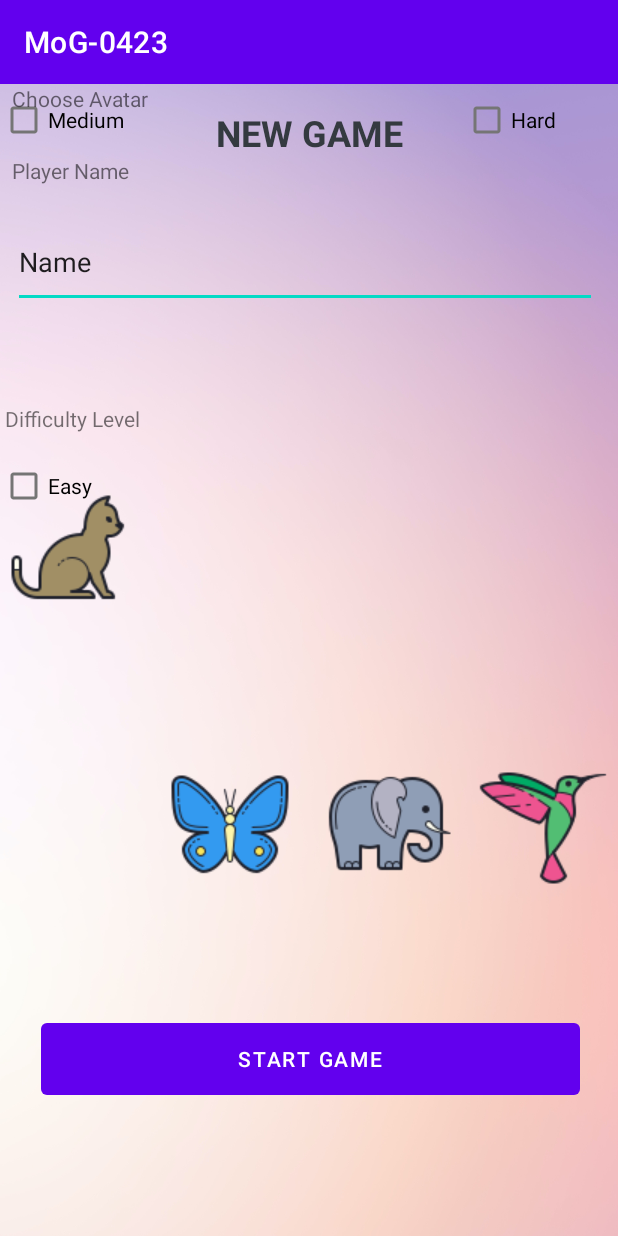
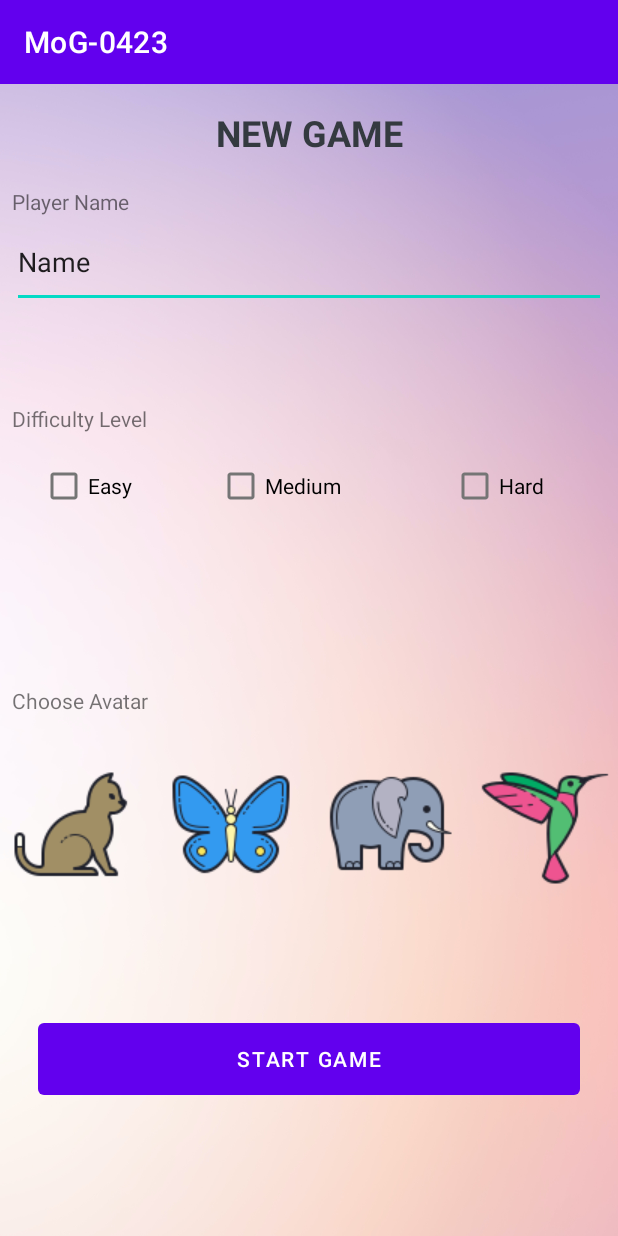
Before and after one commit to KeraLinn/MoG-0423, an Android app: the screen it shows after launch (createNewGame), after a tap on "NEW GAME", on a phone screen of 412 x 824 dp. Run offline under Robolectric (Android 15) with nearby library versions, the light colour scheme and no system bars; Roboto replaces fonts that are not available here.

Commit message:
Fixed constraints on several screens. Adjusted the classes to declare buttons within the class's methods instead of before onCreate() method.

```diff
--- a/app/src/main/java/com/example/mog_0423/CommodityRecyclerView.java
+++ b/app/src/main/java/com/example/mog_0423/CommodityRecyclerView.java
@@ -33,7 +33,6 @@ public class CommodityRecyclerView extends AppCompatActivity {
     //            R.drawable.icons8_squash_100,R.drawable.icons8_strawberry_100,
     //            R.drawable.icons8_tomato_100,R.drawable.icons8_white_beans_100,R.drawable.icons8_zucchini_100;
 
-
     protected void OnCreate(Bundle savedInstanceState){
         super.onCreate(savedInstanceState);
         setContentView(R.layout.commodity_recyclerview);
--- a/app/src/main/java/com/example/mog_0423/MainActivity.java
+++ b/app/src/main/java/com/example/mog_0423/MainActivity.java
@@ -20,8 +20,11 @@ public class MainActivity extends AppCompatActivity {
         newGameButton.setOnClickListener((View v)-> startActivity(new Intent(MainActivity.this,
                 createNewGame.class)));
         Button continueGameButton = findViewById(R.id.continueButton);
-        continueGameButton.setOnClickListener((View v) -> startActivity(new Intent(MainActivity.this, CommodityRecyclerView.class)));
-
+        continueGameButton.setOnClickListener((View v) -> startActivity(new Intent(MainActivity
+                .this, cityArrival.class)));
+        Button tempButton = findViewById(R.id.tempButton);
+        tempButton.setOnClickListener((View v) -> startActivity(new Intent(MainActivity.this,
+                CommodityRecyclerView.class)));
     }
 
 }
--- a/app/src/main/java/com/example/mog_0423/startNewGame.java
+++ b/app/src/main/java/com/example/mog_0423/startNewGame.java
@@ -12,13 +12,16 @@ import org.w3c.dom.Text;
 
 public class startNewGame extends AppCompatActivity {
 
-    Button continueButton = findViewById(R.id.continueButton);
+
 
 
     @Override
     protected void onCreate(Bundle savedInstanceState) {
         super.onCreate(savedInstanceState);
         setContentView(R.layout.screen_start_game);
+
+
+        Button continueButton = findViewById(R.id.continueButton);
 
         continueButton.setOnClickListener((View v) -> startActivity(new Intent(startNewGame.this,
                 cityArrival.class
--- a/app/src/main/res/layout/screen_city_arrival_1_merchant.xml
+++ b/app/src/main/res/layout/screen_city_arrival_1_merchant.xml
@@ -31,7 +31,7 @@
         android:layout_height="wrap_content"
         android:layout_marginStart="16dp"
         android:layout_marginTop="15dp"
-        android:text="Button"
+        android:text="Trade"
         app:layout_constraintStart_toStartOf="@+id/imageView"
         app:layout_constraintTop_toBottomOf="@+id/imageView" />
 
@@ -39,7 +39,7 @@
         android:id="@+id/imageView"
         android:layout_width="wrap_content"
         android:layout_height="wrap_content"
-        android:layout_marginTop="37dp"
+        android:layout_marginTop="38dp"
         app:layout_constraintEnd_toEndOf="parent"
         app:layout_constraintStart_toStartOf="parent"
         app:layout_constraintTop_toBottomOf="@+id/textView6"
@@ -53,6 +53,5 @@
         android:text="Let's head for the next city!"
         app:layout_constraintBottom_toBottomOf="parent"
         app:layout_constraintEnd_toEndOf="parent"
-        app:layout_constraintHorizontal_bias="0.496"
         app:layout_constraintStart_toStartOf="parent" />
 </androidx.constraintlayout.widget.ConstraintLayout>
--- a/app/src/main/res/layout/screen_new_game.xml
+++ b/app/src/main/res/layout/screen_new_game.xml
@@ -9,25 +9,26 @@
 
     <EditText
         android:id="@+id/editTextTextPersonName2"
-        android:layout_width="389dp"
+        android:layout_width="0dp"
         android:layout_height="61dp"
-        android:layout_marginStart="5dp"
+        android:layout_marginStart="8dp"
         android:layout_marginTop="88dp"
-        android:layout_marginEnd="5dp"
+        android:layout_marginEnd="8dp"
+        android:layout_marginBottom="83dp"
         android:ems="10"
         android:inputType="textPersonName"
         android:text="Name"
+        app:layout_constraintBottom_toBottomOf="@+id/textView3"
         app:layout_constraintEnd_toEndOf="parent"
-        app:layout_constraintHorizontal_bias="0.25"
         app:layout_constraintStart_toStartOf="parent"
         app:layout_constraintTop_toTopOf="parent" />
 
     <Button
         android:id="@+id/startButton"
-        android:layout_width="359dp"
+        android:layout_width="0dp"
         android:layout_height="60dp"
-        android:layout_marginStart="27dp"
-        android:layout_marginEnd="26dp"
+        android:layout_marginStart="25dp"
+        android:layout_marginEnd="25dp"
         android:layout_marginBottom="88dp"
         android:text="Start Game"
         app:layout_constraintBottom_toBottomOf="parent"
@@ -38,138 +39,119 @@
         android:id="@+id/textView2"
         android:layout_width="wrap_content"
         android:layout_height="wrap_content"
-        android:layout_marginStart="8dp"
-        android:layout_marginBottom="21dp"
         android:text="Player Name"
         app:layout_constraintBottom_toTopOf="@+id/editTextTextPersonName2"
-        app:layout_constraintStart_toStartOf="parent"
-        app:layout_constraintTop_toBottomOf="@+id/textView5" />
+        app:layout_constraintStart_toStartOf="@+id/editTextTextPersonName2" />
 
     <TextView
         android:id="@+id/textView3"
         android:layout_width="wrap_content"
         android:layout_height="wrap_content"
-        android:layout_marginStart="3dp"
-        android:layout_marginTop="64dp"
+        android:layout_marginStart="8dp"
+        android:layout_marginTop="213dp"
         android:text="Difficulty Level"
         app:layout_constraintStart_toStartOf="parent"
-        app:layout_constraintTop_toBottomOf="@+id/editTextTextPersonName2" />
+        app:layout_constraintTop_toTopOf="parent" />
 
     <CheckBox
         android:id="@+id/easyCheck"
         android:layout_width="wrap_content"
         android:layout_height="wrap_content"
         android:layout_marginTop="11dp"
-        android:layout_marginEnd="74dp"
+        android:layout_marginEnd="10dp"
         android:contextClickable="false"
         android:text="Easy"
-        app:layout_constraintEnd_toStartOf="@+id/checkBox3"
+        app:layout_constraintEnd_toEndOf="@+id/textView3"
         app:layout_constraintTop_toBottomOf="@+id/textView3" />
 
     <CheckBox
         android:id="@+id/mediumCheck"
         android:layout_width="wrap_content"
         android:layout_height="wrap_content"
-        android:layout_marginEnd="68dp"
+        android:layout_marginStart="41dp"
+        android:layout_marginEnd="41dp"
         android:text="Medium"
-        app:layout_constraintBottom_toBottomOf="@+id/checkBox2"
-        app:layout_constraintEnd_toStartOf="@+id/checkBox4"
-        app:layout_constraintTop_toTopOf="@+id/checkBox2"
-        app:layout_constraintVertical_bias="0.0" />
+        app:layout_constraintBottom_toBottomOf="@+id/easyCheck"
+        app:layout_constraintEnd_toEndOf="@+id/textView5"
+        app:layout_constraintStart_toStartOf="@+id/imageButton4"
+        app:layout_constraintTop_toTopOf="@+id/easyCheck" />
 
     <CheckBox
         android:id="@+id/hardcheck"
         android:layout_width="wrap_content"
         android:layout_height="wrap_content"
-        android:layout_marginEnd="41dp"
+        android:layout_marginEnd="49dp"
         android:text="Hard"
-        app:layout_constraintBottom_toBottomOf="@+id/checkBox3"
+        app:layout_constraintBottom_toBottomOf="@+id/mediumCheck"
         app:layout_constraintEnd_toEndOf="parent"
-        app:layout_constraintTop_toTopOf="@+id/checkBox3"
-        app:layout_constraintVertical_bias="1.0" />
+        app:layout_constraintTop_toTopOf="@+id/mediumCheck" />
 
     <TextView
         android:id="@+id/textView4"
         android:layout_width="wrap_content"
         android:layout_height="wrap_content"
         android:layout_marginStart="8dp"
-        android:layout_marginTop="42dp"
+        android:layout_marginBottom="23dp"
         android:text="Choose Avatar"
-        app:layout_constraintStart_toStartOf="parent"
-        app:layout_constraintTop_toBottomOf="@+id/checkBox2" />
+        app:layout_constraintBottom_toTopOf="@+id/imageButton3"
+        app:layout_constraintStart_toStartOf="parent" />
 
     <ImageButton
         android:id="@+id/imageButton6"
-        android:contentDescription="stock image for profile"
         android:layout_width="wrap_content"
         android:layout_height="wrap_content"
-        android:layout_marginStart="3dp"
-        android:layout_marginTop="116dp"
-        android:layout_marginEnd="3dp"
-        android:layout_marginBottom="76dp"
         android:background="@android:color/transparent"
-        app:layout_constraintBottom_toTopOf="@+id/startButton"
+        android:contentDescription="stock image for profile"
         app:layout_constraintEnd_toEndOf="parent"
         app:layout_constraintStart_toEndOf="@+id/imageButton5"
-        app:layout_constraintTop_toBottomOf="@+id/checkBox4"
+        app:layout_constraintTop_toTopOf="@+id/imageButton5"
         app:srcCompat="@drawable/icons8_hummingbird_100" />
 
     <ImageButton
         android:id="@+id/imageButton3"
-        android:contentDescription="stock image for profile"
         android:layout_width="wrap_content"
         android:layout_height="wrap_content"
         android:layout_marginStart="3dp"
-        android:layout_marginTop="55dp"
-        android:layout_marginEnd="2dp"
-        android:layout_marginBottom="76dp"
+        android:layout_marginEnd="3dp"
+        android:layout_marginBottom="224dp"
         android:background="@android:color/transparent"
-        app:layout_constraintBottom_toTopOf="@+id/startButton"
+        android:contentDescription="stock image for profile"
+        app:layout_constraintBottom_toBottomOf="parent"
         app:layout_constraintEnd_toStartOf="@+id/imageButton4"
+        app:layout_constraintHorizontal_chainStyle="packed"
         app:layout_constraintStart_toStartOf="parent"
-        app:layout_constraintTop_toBottomOf="@+id/textView4"
         app:srcCompat="@drawable/icons8_cat_100" />
 
     <ImageButton
         android:id="@+id/imageButton4"
         android:layout_width="wrap_content"
         android:layout_height="wrap_content"
-        android:layout_marginStart="3dp"
-        android:layout_marginTop="116dp"
-        android:layout_marginEnd="2dp"
-        android:layout_marginBottom="76dp"
+        android:layout_marginEnd="4dp"
         android:background="@android:color/transparent"
         android:contentDescription="stock image for profile"
-        app:layout_constraintBottom_toTopOf="@+id/startButton"
         app:layout_constraintEnd_toStartOf="@+id/imageButton5"
         app:layout_constraintStart_toEndOf="@+id/imageButton3"
-        app:layout_constraintTop_toBottomOf="@+id/checkBox3"
+        app:layout_constraintTop_toTopOf="@+id/imageButton3"
         app:srcCompat="@drawable/icons8_butterfly_100" />
 
     <ImageButton
         android:id="@+id/imageButton5"
-        android:contentDescription="stock image for profile"
         android:layout_width="wrap_content"
         android:layout_height="wrap_content"
-        android:layout_marginStart="2dp"
-        android:layout_marginTop="116dp"
-        android:layout_marginEnd="3dp"
-        android:layout_marginBottom="76dp"
+        android:layout_marginEnd="7dp"
         android:background="@android:color/transparent"
-        app:layout_constraintBottom_toTopOf="@+id/startButton"
+        android:contentDescription="stock image for profile"
         app:layout_constraintEnd_toStartOf="@+id/imageButton6"
         app:layout_constraintStart_toEndOf="@+id/imageButton4"
-        app:layout_constraintTop_toBottomOf="@+id/checkBox3"
+        app:layout_constraintTop_toTopOf="@+id/imageButton4"
         app:srcCompat="@drawable/icons8_elephant_100" />
 
     <TextView
         android:id="@+id/textView5"
-        android:contentDescription="stock image for profile"
         android:layout_width="wrap_content"
         android:layout_height="wrap_content"
-        android:layout_marginStart="144dp"
         android:layout_marginTop="16dp"
-        android:layout_marginEnd="144dp"
+        android:contentDescription="stock image for profile"
         android:fontFamily="sans-serif"
         android:text="New Game"
         android:textAlignment="center"
--- a/app/src/main/res/values/strings.xml
+++ b/app/src/main/res/values/strings.xml
@@ -75,5 +75,8 @@
         <string name="goalPt_2">and retire into the lap of luxury!</string>
         <string name="lossCondition">Be careful! If you spend all your money, you will lose the game!</string>
         <string name="goodLuck">Good luck!</string>
-
+    <!--City Text -->
+    <string name="rubyaWelcome">Welcome to Rubya!</string>
+    <string name="rubyaText">Sapphira lies beside the deepest known lake.\nThe water is cool and sweet, even during the hottest summer days.\n\nFruits and vegetables that need lots of water do especially well here!
+</string>
 </resources>
```
Also changed, not shown: app/src/main/AndroidManifest.xml (+7 -2 lines), app/src/main/java/com/example/mog_0423/cityArrival.java (+6 -2 lines), app/src/main/java/com/example/mog_0423/createNewGame.java (+15 -11 lines), app/src/main/res/layout/screen_home.xml (+10 -0 lines), app/src/main/res/layout/screen_start_game.xml (+20 -10 lines).
